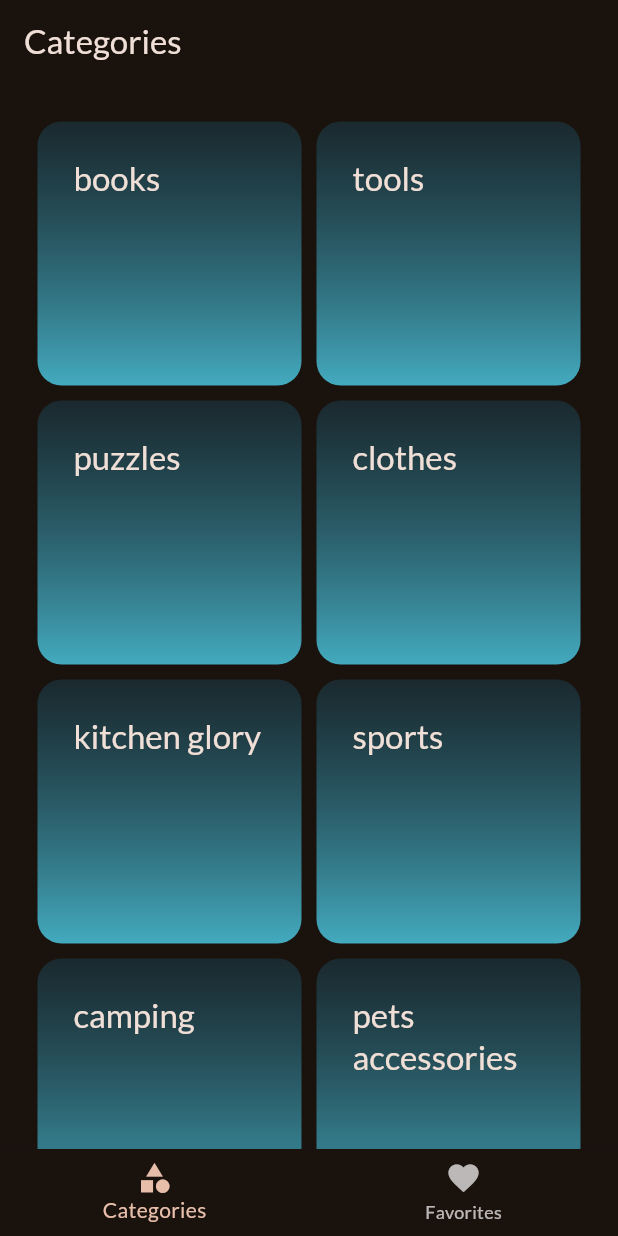
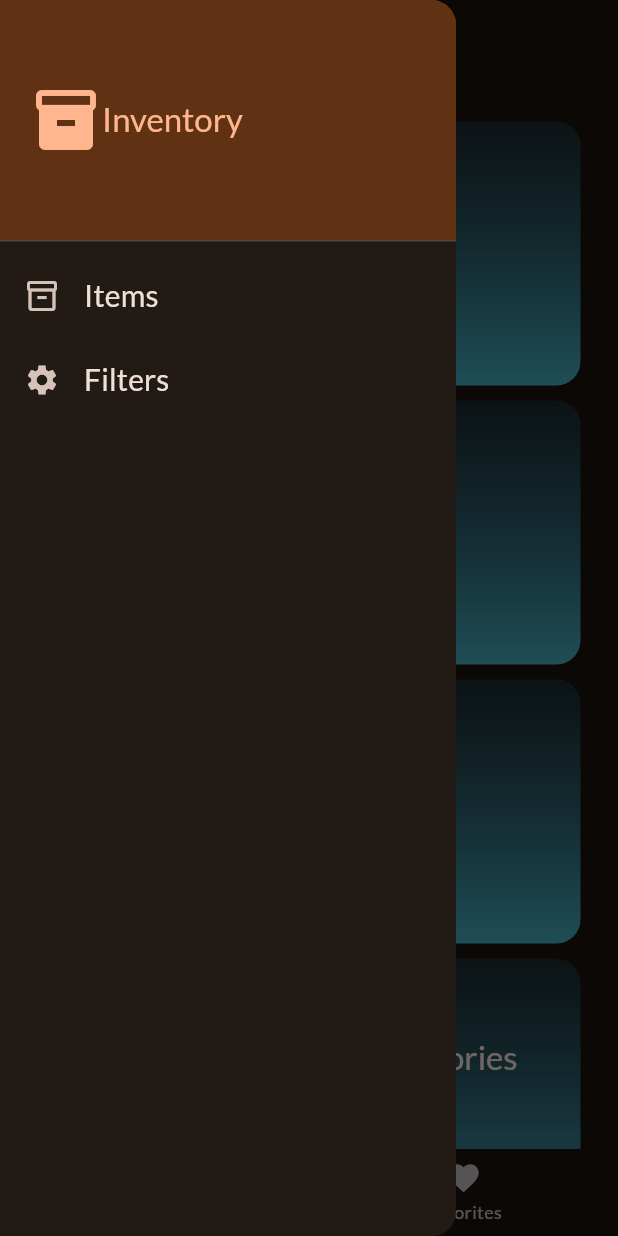
Before and after one commit to orinizri/items_flutter_app, a Flutter app: the screen it shows after launch, with the side drawer open (before the commit the screen has no drawer), on a phone screen of 412 x 824 dp. Run offline on Flutter 3.47's test engine with Material 2 defaults, Android fonts, the phone set to English and light mode, and no system bars; our stand-ins replace flutter_riverpod, google_fonts, transparent_image.

Commit message:
add providers - favorites, items and filters

```diff
--- a/lib/data/items.dart
+++ b/lib/data/items.dart
@@ -58,7 +58,7 @@ final availableItems = [
     endDate: DateTime.now(),
     holderId: 1,
     borrowerId: 1,
-    active: true,
+    active: false,
   ),
   Item(
     id: 6,
--- a/lib/main.dart
+++ b/lib/main.dart
@@ -1,6 +1,6 @@
 import 'package:flutter/material.dart';
+import 'package:flutter_riverpod/flutter_riverpod.dart';
 import 'package:google_fonts/google_fonts.dart';
-import 'package:shic/screens/categories.dart';
 import 'package:shic/screens/tabs.dart';
 
 final theme = ThemeData(
@@ -13,7 +13,9 @@ final theme = ThemeData(
 );
 
 void main() {
-  runApp(const App());
+  runApp(const ProviderScope(
+    child: App(),
+  ));
 }
 
 class App extends StatelessWidget {
--- /dev/null
+++ b/lib/providers/filters_provider.dart
@@ -0,0 +1,24 @@
+import 'package:flutter_riverpod/flutter_riverpod.dart';
+import 'package:shic/screens/filters.dart';
+
+class FiltersNotifier extends StateNotifier<Map<Filter, bool>> {
+  FiltersNotifier()
+      : super({
+          Filter.availableItemsFilter: false,
+        });
+
+  void setFilter(Filter filter, bool isActive) {
+    state = {
+      ...state,
+      filter: isActive,
+    };
+  }
+
+  void setFilters(Map<Filter, bool> filters) {
+    state = filters;
+  }
+}
+
+final filtersProvider =
+    StateNotifierProvider<FiltersNotifier, Map<Filter, bool>>(
+        (ref) => FiltersNotifier());
--- /dev/null
+++ b/lib/providers/items_provider.dart
@@ -0,0 +1,6 @@
+import 'package:flutter_riverpod/flutter_riverpod.dart';
+import 'package:shic/data/items.dart';
+
+final itemsProvider = Provider((providerRef) {
+  return availableItems;
+});
--- a/lib/screens/categories.dart
+++ b/lib/screens/categories.dart
@@ -7,16 +7,16 @@ import 'package:shic/screens/items.dart';
 import 'package:shic/widgets/category_grid_item.dart';
 
 class CategoriesScreen extends StatelessWidget {
-  CategoriesScreen({super.key, required this.toggleFavorite});
+  CategoriesScreen({super.key, required this.availableItems});
 
-  void Function(Item) toggleFavorite;
+  final List<Item> availableItems;
 
   void _onSelectCategory(BuildContext context, Category category) {
     final List<Item> filteredItems = availableItems
         .where((item) => item.categories.contains(category.title))
         .toList();
     Navigator.of(context).push(MaterialPageRoute(
-        builder: (ctx) => ItemsScreen(title: 'Items', items: filteredItems, toggleFavorite: toggleFavorite)));
+        builder: (ctx) => ItemsScreen(title: 'Items', items: filteredItems)));
   }
 
   @override
--- a/lib/screens/items.dart
+++ b/lib/screens/items.dart
@@ -1,19 +1,17 @@
 import 'package:flutter/material.dart';
 import 'package:shic/models/item.dart' as item_model;
-import 'package:shic/data/items.dart';
 import 'package:shic/screens/item_details.dart';
 import 'package:shic/widgets/item.dart' as item_widget;
 
 class ItemsScreen extends StatelessWidget {
-  ItemsScreen({super.key, required this.items, this.title, required this.toggleFavorite});
+  ItemsScreen({super.key, required this.items, this.title});
 
   final List<item_model.Item> items;
   final String? title;
-  void Function(item_model.Item) toggleFavorite;
 
   void _onSelectItem(context, item) {
     Navigator.of(context)
-        .push(MaterialPageRoute(builder: (ctx) => ItemDetails(item: item, toggleFavorite: toggleFavorite,)));
+        .push(MaterialPageRoute(builder: (ctx) => ItemDetails(item: item)));
   }
 
   @override
--- a/lib/screens/tabs.dart
+++ b/lib/screens/tabs.dart
@@ -1,40 +1,36 @@
 import 'package:flutter/material.dart';
+import 'package:flutter_riverpod/flutter_riverpod.dart';
 import 'package:shic/models/item.dart';
+import 'package:shic/providers/favorites_provider.dart';
+import 'package:shic/providers/filters_provider.dart';
+import 'package:shic/providers/items_provider.dart';
 import 'package:shic/screens/categories.dart';
+import 'package:shic/screens/filters.dart';
 import 'package:shic/screens/items.dart';
+import 'package:shic/widgets/main_drawer.dart';
 
-class TabsScreen extends StatefulWidget {
+const initialFilters = {
+  Filter.availableItemsFilter: false,
+};
+
+class TabsScreen extends ConsumerStatefulWidget {
   const TabsScreen({super.key});
 
   @override
-  State<StatefulWidget> createState() {
+  ConsumerState<ConsumerStatefulWidget> createState() {
     return TabsScreenState();
   }
 }
 
-class TabsScreenState extends State<TabsScreen> {
+class TabsScreenState extends ConsumerState<TabsScreen> {
   var selectedPageIndex = 0;
   final List<Item> favoriteItems = [];
 
-  void showInfoMessage(String message) {
-    ScaffoldMessenger.of(context).clearSnackBars();
-    ScaffoldMessenger.of(context).showSnackBar(
-      SnackBar(content: Text(message)),
-    );
-  }
-
-  void toggleFavorite(Item item) {
-    final isFavorite = favoriteItems.contains(item);
-    if (isFavorite) {
-      setState(() {
-        favoriteItems.remove(item);
-        showInfoMessage('Item removed');
-      });
-    } else {
-      setState(() {
-        favoriteItems.add(item);
-        showInfoMessage('Item added');
-      });
+  void _setScreen(String identifier) async {
+    if (identifier == 'filters') {
+          await Navigator.of(context).push<Map<Filter, bool>>(MaterialPageRoute(
+        builder: (context) => const FiltersScreen(),
+      ));
     }
   }
 
@@ -46,18 +42,29 @@ class TabsScreenState extends State<TabsScreen> {
 
   @override
   Widget build(BuildContext context) {
-    Widget activePage = CategoriesScreen(toggleFavorite: toggleFavorite);
+    final itemsConsumer = ref.watch(itemsProvider);
+    final filtersConsumer = ref.watch(filtersProvider);
+    final items = itemsConsumer.where((item) {
+      if (filtersConsumer[Filter.availableItemsFilter]! && item.active == false) {
+        return false;
+      }
+      return true;
+    }).toList();
+    Widget activePage = CategoriesScreen(
+      availableItems: items,
+    );
     var activePageTitle = 'Categories';
     if (selectedPageIndex == 1) {
+          final favoriteItemsConsumer = ref.watch(favoritesItemsProvider);
       activePage = ItemsScreen(
           title: 'Favorites',
-          items: favoriteItems,
-          toggleFavorite: toggleFavorite);
+          items: favoriteItemsConsumer);
       activePageTitle = 'Your Favorites';
     }
 
     return Scaffold(
       appBar: AppBar(title: Text(activePageTitle)),
+      drawer: MainDrawer(onSelectScreen: _setScreen),
       body: activePage,
       bottomNavigationBar: BottomNavigationBar(
         onTap: _selectPage,
--- a/lib/widgets/category_grid_item.dart
+++ b/lib/widgets/category_grid_item.dart
@@ -19,8 +19,8 @@ class CategoryGridItem extends StatelessWidget {
           borderRadius: BorderRadius.circular(16),
           gradient: LinearGradient(
             colors: [
-              Color.fromARGB(255, 26, 60, 74).withOpacity(0.55),
-              Color.fromARGB(255, 72, 187, 210).withOpacity(0.9),
+              const Color.fromARGB(255, 26, 60, 74).withOpacity(0.55),
+              const Color.fromARGB(255, 72, 187, 210).withOpacity(0.9),
             ],
             begin: Alignment.topCenter,
             end: Alignment.bottomCenter,
--- /dev/null
+++ b/lib/widgets/main_drawer.dart
@@ -0,0 +1,73 @@
+import 'package:flutter/material.dart';
+
+class MainDrawer extends StatelessWidget {
+  const MainDrawer({super.key, required this.onSelectScreen});
+
+  final void Function(String identifier) onSelectScreen;
+
+  @override
+  Widget build(BuildContext context) {
+    return Drawer(
+        child: Column(
+      children: [
+        DrawerHeader(
+          decoration: BoxDecoration(
+            gradient: LinearGradient(
+              colors: [
+                Theme.of(context).colorScheme.primaryContainer,
+                Theme.of(context).colorScheme.primaryContainer.withOpacity(0.8),
+              ],
+              begin: Alignment.bottomCenter,
+              end: Alignment.bottomCenter,
+            ),
+          ),
+          padding: const EdgeInsets.all(20),
+          child: Row(
+            children: [
+              Icon(
+                Icons.inventory,
+                size: 48,
+                color: Theme.of(context).colorScheme.primary,
+              ),
+              const SizedBox(
+                height: 16,
+              ),
+              Text(
+                'Inventory',
+                style: Theme.of(context).textTheme.titleLarge!.copyWith(
+                      color: Theme.of(context).colorScheme.primary,
+                    ),
+              )
+            ],
+          ),
+        ),
+        ListTile(
+          leading: const Icon(Icons.inventory_2_outlined),
+          title: Text(
+            'Items',
+            style: Theme.of(context).textTheme.titleSmall!.copyWith(
+                  color: Theme.of(context).colorScheme.onBackground,
+                  fontSize: 20,
+                ),
+          ),
+          onTap: () {
+            onSelectScreen('items');
+          },
+        ),
+        ListTile(
+          leading: const Icon(Icons.settings),
+          title: Text(
+            'Filters',
+            style: Theme.of(context).textTheme.titleSmall!.copyWith(
+                  color: Theme.of(context).colorScheme.onBackground,
+                  fontSize: 20,
+                ),
+          ),
+          onTap: () {
+            onSelectScreen('filters');
+          },
+        )
+      ],
+    ));
+  }
+}
--- a/pubspec.yaml
+++ b/pubspec.yaml
@@ -38,6 +38,7 @@ dependencies:
   google_fonts: ^6.1.0
   intl: ^0.18.1
   transparent_image: ^2.0.1
+  flutter_riverpod: ^2.4.3
 
 dev_dependencies:
   flutter_test:
```
Also changed, not shown: lib/providers/favorites_provider.dart (added, +24 -0 lines), lib/screens/filters.dart (added, +82 -0 lines), lib/screens/item_details.dart (+13 -5 lines), pubspec.lock, 1 other file.
